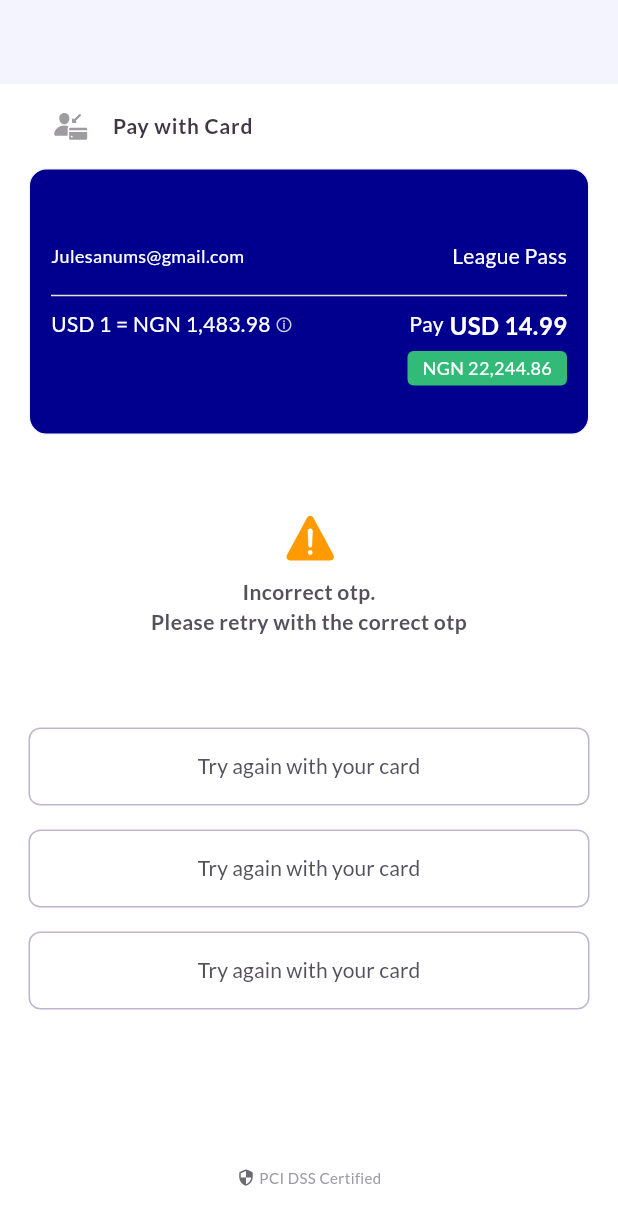
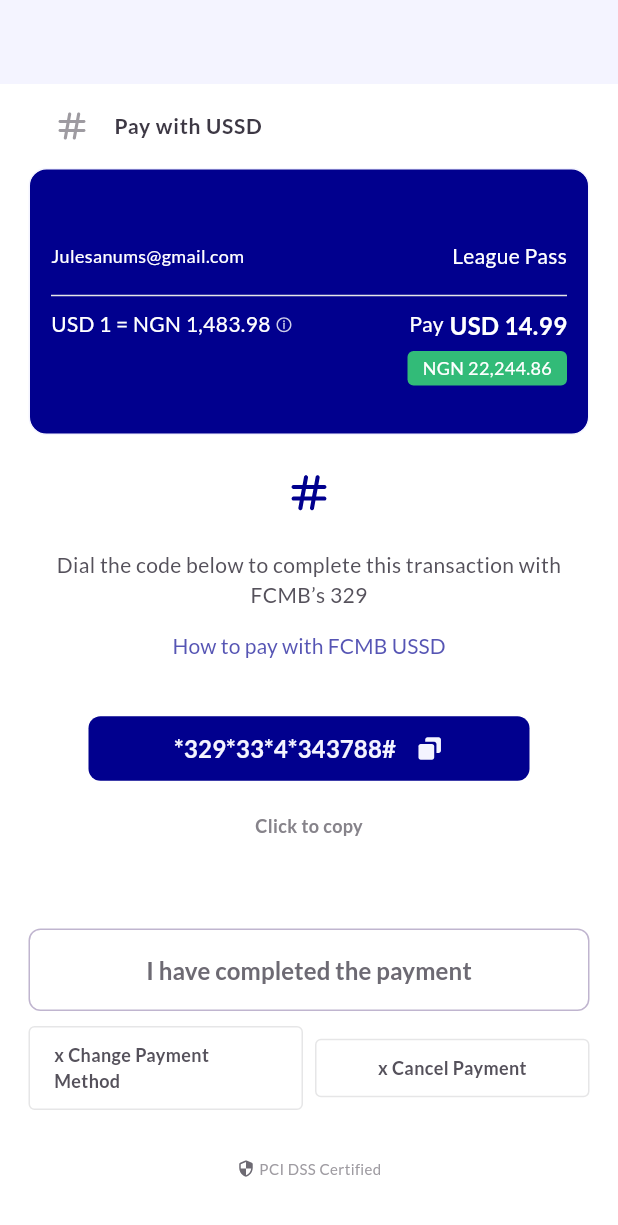
Before and after one commit to Spotflow-One/spotflow_flutter, a Flutter app: the screen it shows after launch, after a tap on the "add" icon, on a phone screen of 412 x 824 dp. Shown: the top 1225 px of the screen. Run offline on Flutter 3.47's test engine with Material 3 defaults, Android fonts, the phone set to English and light mode, and no system bars; our stand-ins replace flutter_svg, google_fonts, pin_code_fields, vector_graphics.

Commit message:
pay with ussd ui

```diff
--- a/lib/gen/assets.gen.dart
+++ b/lib/gen/assets.gen.dart
@@ -14,6 +14,9 @@ import 'package:vector_graphics/vector_graphics.dart';
 
 class $AssetsSvgGen {
   const $AssetsSvgGen();
+
+  /// File path: assets/svg/copy-icon.svg
+  SvgGenImage get copyIcon => const SvgGenImage('assets/svg/copy-icon.svg');
 
   /// File path: assets/svg/info-circle.svg
   SvgGenImage get infoCircle => const SvgGenImage('assets/svg/info-circle.svg');
@@ -33,16 +36,21 @@ class $AssetsSvgGen {
   /// File path: assets/svg/shield.svg
   SvgGenImage get shield => const SvgGenImage('assets/svg/shield.svg');
 
+  /// File path: assets/svg/ussd-icon.svg
+  SvgGenImage get ussdIcon => const SvgGenImage('assets/svg/ussd-icon.svg');
+
   /// File path: assets/svg/warning.svg
   SvgGenImage get warning => const SvgGenImage('assets/svg/warning.svg');
 
   /// List of all assets
   List<SvgGenImage> get values => [
+        copyIcon,
         infoCircle,
         payWithCardIcon,
         payWithTransferIcon,
         payWithUsdIcon,
         shield,
+        ussdIcon,
         warning
       ];
 }
--- a/lib/src/spotflow.dart
+++ b/lib/src/spotflow.dart
@@ -1,5 +1,5 @@
 import 'package:flutter/material.dart';
-import 'package:spotflow/src/ui/views/error_page.dart';
+import 'package:spotflow/src/ui/views/ussd/copy_ussd_page.dart';
 
 class Spotflow {
   start({
@@ -8,7 +8,7 @@ class Spotflow {
   }) {
     Navigator.of(context).push(
       MaterialPageRoute(
-        builder: (context) => const ErrorPage(),
+        builder: (context) => const CopyUssdPage(),
       ),
     );
   }
--- a/lib/src/ui/utils/spotflow-colors.dart
+++ b/lib/src/ui/utils/spotflow-colors.dart
@@ -5,11 +5,17 @@ class SpotFlowColors {
 
   static const tone20 = Color(0xFFCECDD0);
 
+  static const tone50 = Color(0xFF86838A);
+
   SpotFlowColors._();
 
   static const primary5 = Color(0xFFF4F4FF);
 
   static const primary20 = Color(0xFFAAAAD9);
+
+  static const primary10 = Color(0xFFCCCCE8);
+
+  static const primary40 = Color(0xFF5655B4);
 
   static const primaryBase = Color(0xFF01008E);
 
@@ -25,7 +31,5 @@ class SpotFlowColors {
 
   static const greenBase = Color(0xFF32BB78);
 
-  static const primary10 = Color(0xFFCCCCE8);
-
   static const tone70 = Color(0xFF55515B);
 }
--- /dev/null
+++ b/lib/src/ui/views/ussd/copy_ussd_page.dart
@@ -0,0 +1,138 @@
+import 'package:flutter/material.dart';
+import 'package:spotflow/gen/assets.gen.dart';
+import 'package:spotflow/src/ui/utils/spotflow-colors.dart';
+import 'package:spotflow/src/ui/utils/text_theme.dart';
+import 'package:spotflow/src/ui/widgets/base_scaffold.dart';
+import 'package:spotflow/src/ui/widgets/cancel_payment_button.dart';
+import 'package:spotflow/src/ui/widgets/change_payment_button.dart';
+import 'package:spotflow/src/ui/widgets/payment_card.dart';
+import 'package:spotflow/src/ui/widgets/payment_options_tile.dart';
+import 'package:spotflow/src/ui/widgets/pci_dss_icon.dart';
+
+class CopyUssdPage extends StatelessWidget {
+  const CopyUssdPage({super.key});
+
+  @override
+  Widget build(BuildContext context) {
+    return BaseScaffold(
+      crossAxisAlignment: CrossAxisAlignment.stretch,
+      children: [
+        PaymentOptionsTile(
+          icon: Assets.svg.payWithUsdIcon.svg(),
+          text: 'Pay with USSD',
+        ),
+        const PaymentCard(),
+        const SizedBox(
+          height: 23,
+        ),
+        Assets.svg.ussdIcon.svg(),
+        const SizedBox(
+          height: 23,
+        ),
+        Text(
+          "Dial the code below to complete this transaction with FCMB’s 329",
+          textAlign: TextAlign.center,
+          style: SpotFlowTextStyle.body14Regular.copyWith(
+            color: SpotFlowColors.tone70,
+          ),
+        ),
+        TextButton(
+          onPressed: () {},
+          style: TextButton.styleFrom(
+              shape: RoundedRectangleBorder(
+            borderRadius: BorderRadius.circular(8),
+          )),
+          child: Text(
+            'How to pay with FCMB USSD',
+            style: SpotFlowTextStyle.body14Regular.copyWith(
+              color: SpotFlowColors.primary40,
+            ),
+          ),
+        ),
+        const SizedBox(
+          height: 20,
+        ),
+        Padding(
+          padding: const EdgeInsets.symmetric(horizontal: 40.0),
+          child: TextButton(
+            onPressed: () {},
+            style: TextButton.styleFrom(
+                backgroundColor: SpotFlowColors.primaryBase,
+                padding: const EdgeInsets.symmetric(
+                  vertical: 10,
+                ),
+                shape: RoundedRectangleBorder(
+                  borderRadius: BorderRadius.circular(8),
+                )),
+            child: Row(
+              mainAxisAlignment: MainAxisAlignment.center,
+              children: [
+                Text(
+                  '*329*33*4*343788#',
+                  style: SpotFlowTextStyle.body16SemiBold.copyWith(
+                    color: SpotFlowColors.primary5,
+                  ),
+                ),
+                const SizedBox(
+                  width: 13.0,
+                ),
+                Assets.svg.copyIcon.svg(),
+              ],
+            ),
+          ),
+        ),
+        const SizedBox(
+          height: 19,
+        ),
+        Center(
+          child: Text(
+            "Click to copy",
+            style: SpotFlowTextStyle.body12SemiBold.copyWith(
+              color: SpotFlowColors.tone50,
+            ),
+          ),
+        ),
+        const SizedBox(
+          height: 60,
+        ),
+        TextButton(
+          onPressed: () {},
+          style: TextButton.styleFrom(
+            padding: const EdgeInsets.symmetric(vertical: 16),
+            shape: RoundedRectangleBorder(
+              borderRadius: BorderRadius.circular(8),
+              side: const BorderSide(color: Color(0xFFC0B5CF), width: 1),
+            ),
+          ),
+          child: Text(
+            'I have completed the payment',
+            style: SpotFlowTextStyle.body16SemiBold.copyWith(
+              color: SpotFlowColors.tone60,
+            ),
+          ),
+        ),
+        const Spacer(),
+        const Row(
+          children: [
+            Expanded(
+              child: ChangePaymentButton(),
+            ),
+            SizedBox(
+              width: 8.0,
+            ),
+            Expanded(
+              child: CancelPaymentButton(),
+            ),
+          ],
+        ),
+        const SizedBox(
+          height: 32,
+        ),
+        const PciDssIcon(),
+        const SizedBox(
+          height: 38,
+        )
+      ],
+    );
+  }
+}
```
Also changed, not shown: lib/src/ui/views/ussd/view_banks_ussd_page.dart (added, +102 -0 lines), assets/svg/copy-icon.svg (added), assets/svg/ussd-icon.svg (added).
